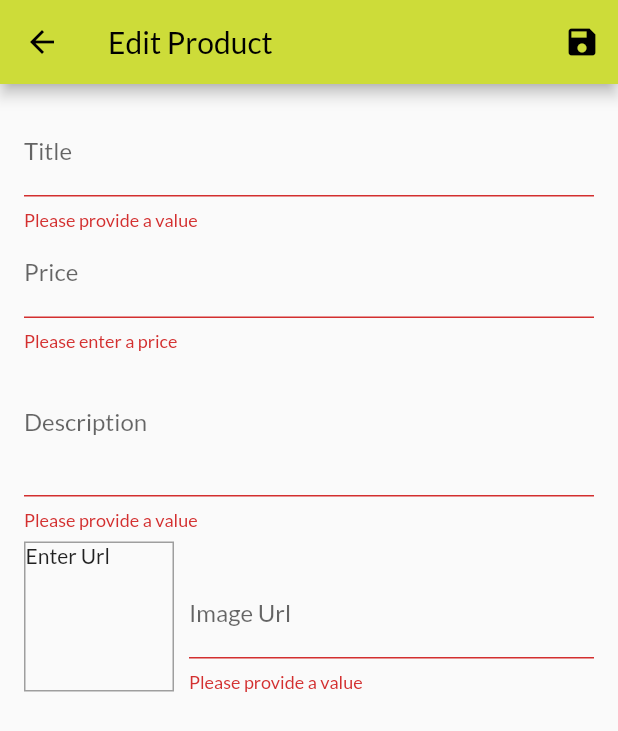
After one commit to asraavisena/shop-app, a Flutter app: the EditProduct screen opened by its route, after a tap on the "save" icon, on a phone screen of 412 x 824 dp. The commit adds this screen. Shown: the top 731 px of the screen. Run offline on Flutter 3.47's test engine with Material 2 defaults, Android fonts, the phone set to English and light mode, and no system bars; network calls fail.

Commit message:
add user input and add function for adding product

```diff
--- a/lib/main.dart
+++ b/lib/main.dart
@@ -8,6 +8,8 @@ import './providers/cart.dart';
 import './screens/product_detail.dart';
 import './providers/products.dart';
 import './screens/products_overview.dart';
+import './screens/user_products.dart';
+import './screens/edit_product.dart';
 
 void main() {
   runApp(const MyApp());
@@ -41,7 +43,9 @@ class MyApp extends StatelessWidget {
         routes: {
           ProductDetail.routeName: (ctx) => const ProductDetail(),
           CartScreen.routeName: (ctx) => const CartScreen(),
-          ordersscreen.Orders.routeName: (ctx) => const ordersscreen.Orders()
+          ordersscreen.Orders.routeName: (ctx) => const ordersscreen.Orders(),
+          UserProducts.routeName: (ctx) => const UserProducts(),
+          EditProduct.routeName: (ctx) => const EditProduct()
         },
       ),
     );
--- a/lib/providers/products.dart
+++ b/lib/providers/products.dart
@@ -66,8 +66,17 @@ class Products with ChangeNotifier {
     return _items.firstWhere((element) => element.id == id);
   }
 
-  void addProduct() {
+  void addProduct(Product product) {
     // _items.add(value);
+    final newProduct = Product(
+        id: DateTime.now().toString(),
+        title: product.title,
+        description: product.description,
+        price: product.price,
+        imageUrl: product.imageUrl);
+    _items.add(newProduct);
+    // ! OR
+    // _items.insert(0, newProduct); // at start of the list
     notifyListeners();
   }
 }
--- /dev/null
+++ b/lib/screens/edit_product.dart
@@ -0,0 +1,224 @@
+import 'package:flutter/material.dart';
+import 'package:provider/provider.dart';
+
+import '../providers/product.dart';
+import '../providers/products.dart';
+
+class EditProduct extends StatefulWidget {
+  static const routeName = '/edit-user-products';
+
+  const EditProduct({Key? key}) : super(key: key);
+
+  @override
+  _EditProductState createState() => _EditProductState();
+}
+
+class _EditProductState extends State<EditProduct> {
+  final _priceFocusNode = FocusNode();
+  final _descriptionFocusNode = FocusNode();
+  final _imageUrlController = TextEditingController();
+  final _imageFocusNode = FocusNode();
+  final _form = GlobalKey<FormState>();
+
+  var _editedProduct =
+      Product(id: '', title: '', description: '', price: 0, imageUrl: '');
+
+  // bool _hasImage = true;
+
+  @override
+  void initState() {
+    _imageFocusNode.addListener(_updateImageUrl);
+    super.initState();
+  }
+
+  void _updateImageUrl() {
+    if (!_imageFocusNode.hasFocus) {
+      setState(() {});
+    }
+  }
+
+  @override
+  void dispose() {
+    _imageFocusNode.removeListener(_updateImageUrl);
+    _priceFocusNode.dispose();
+    _descriptionFocusNode.dispose();
+    _imageUrlController.dispose();
+    _imageFocusNode.dispose();
+
+    super.dispose();
+  }
+
+  void _saveForm() {
+    // ! TRIGERRED VALIDATION
+    final isValid = _form.currentState!.validate();
+    if (!isValid) {
+      return;
+    }
+    // ! SAVE METHOD WILL TRIGGEERD TEXTFROMFIELD AND ADD VALUE
+    _form.currentState?.save();
+
+    Provider.of<Products>(context, listen: false).addProduct(_editedProduct);
+    Navigator.of(context).pop();
+  }
+
+  @override
+  Widget build(BuildContext context) {
+    // _imageUrlController.addListener(() {
+    //   setState(() {
+    //     _hasImage = _imageUrlController.text.isEmpty;
+    //   });
+    // });
+    // ! STANDALONE PAGE USE SCAFFOLD
+    return Scaffold(
+      appBar: AppBar(
+        title: const Text('Edit Product'),
+        actions: <Widget>[
+          IconButton(onPressed: _saveForm, icon: Icon(Icons.save))
+        ],
+      ),
+
+      // ! COLUMN + SINGLECHILD VIEW  BUAT LONG FORM
+      body: Form(
+          // ! MAKE STATE FOR ALL FORMFIELD
+          key: _form,
+          child: SingleChildScrollView(
+            child: Padding(
+              padding: const EdgeInsets.all(16),
+              child: Column(
+                children: <Widget>[
+                  TextFormField(
+                    decoration: const InputDecoration(
+                      labelText: 'Title',
+                    ),
+                    textInputAction: TextInputAction.next,
+                    onFieldSubmitted: (_) {
+                      FocusScope.of(context).requestFocus(_priceFocusNode);
+                    },
+                    onSaved: (value) {
+                      _editedProduct = Product(
+                          id: '',
+                          title: value as String,
+                          description: _editedProduct.description,
+                          price: _editedProduct.price,
+                          imageUrl: _editedProduct.imageUrl);
+                    },
+                    validator: (value) {
+                      if (value!.isEmpty) {
+                        return 'Please provide a value';
+                      } else {
+                        return null;
+                      }
+                    },
+                  ),
+                  TextFormField(
+                    decoration: const InputDecoration(
+                      labelText: 'Price',
+                    ),
+                    textInputAction: TextInputAction.next,
+                    keyboardType: TextInputType.number,
+                    focusNode: _priceFocusNode,
+                    onFieldSubmitted: (_) {
+                      FocusScope.of(context)
+                          .requestFocus(_descriptionFocusNode);
+                    },
+                    onSaved: (value) {
+                      _editedProduct = Product(
+                          id: '',
+                          title: _editedProduct.title,
+                          description: _editedProduct.description,
+                          price: double.parse(value as String),
+                          imageUrl: _editedProduct.imageUrl);
+                    },
+                    validator: (value) {
+                      if (value!.isEmpty) {
+                        return 'Please enter a price';
+                      }
+                      if (double.tryParse(value) == null) {
+                        return 'Please enter a valid number';
+                      }
+
+                      if (double.parse(value) <= 0) {
+                        return 'Please enter number greater than 0';
+                      }
+                      return null;
+                    },
+                  ),
+                  TextFormField(
+                    decoration: const InputDecoration(
+                      labelText: 'Description',
+                    ),
+                    maxLines: 3,
+                    keyboardType: TextInputType.multiline,
+                    focusNode: _descriptionFocusNode,
+                    // onFieldSubmitted: (_) {
+                    //   FocusScope.of(context).requestFocus(_priceFocusNode);
+                    // },
+                    onSaved: (value) {
+                      _editedProduct = Product(
+                          id: '',
+                          title: _editedProduct.title,
+                          description: value as String,
+                          price: _editedProduct.price,
+                          imageUrl: _editedProduct.imageUrl);
+                    },
+                    validator: (value) {
+                      if (value!.isEmpty) {
+                        return 'Please provide a value';
+                      } else {
+                        return null;
+                      }
+                    },
+                  ),
+                  Row(
+                    crossAxisAlignment: CrossAxisAlignment.end,
+                    children: <Widget>[
+                      Container(
+                        width: 100,
+                        height: 100,
+                        margin: const EdgeInsets.only(top: 8, right: 10),
+                        decoration: BoxDecoration(
+                          border: Border.all(width: 1, color: Colors.grey),
+                        ),
+                        child: _imageUrlController.text.isEmpty
+                            ? Text('Enter Url')
+                            : FittedBox(
+                                child: Image.network(_imageUrlController.text),
+                                fit: BoxFit.cover,
+                              ),
+                      ),
+                      // ! TEXTFORMFIELD WILL GET AS MUCH AS WIDTH THEY CAN GET
+                      Expanded(
+                        child: TextFormField(
+                          decoration:
+                              const InputDecoration(labelText: 'Image Url'),
+                          keyboardType: TextInputType.url,
+                          textInputAction: TextInputAction.done,
+                          controller: _imageUrlController,
+                          focusNode: _imageFocusNode,
+                          onFieldSubmitted: (_) => _saveForm(),
+                          onSaved: (value) {
+                            _editedProduct = Product(
+                                id: '',
+                                title: _editedProduct.title,
+                                description: _editedProduct.description,
+                                price: _editedProduct.price,
+                                imageUrl: value as String);
+                          },
+                          validator: (value) {
+                            if (value!.isEmpty) {
+                              return 'Please provide a value';
+                            } else {
+                              return null;
+                            }
+                          },
+                        ),
+                      ),
+                    ],
+                  )
+                ],
+              ),
+            ),
+          )),
+    );
+  }
+}
--- a/lib/screens/orders.dart
+++ b/lib/screens/orders.dart
@@ -15,7 +15,7 @@ class Orders extends StatelessWidget {
       appBar: AppBar(
         title: const Text('Your Order'),
       ),
-      drawer: AppDrawer(),
+      drawer: const AppDrawer(),
       body: ListView.builder(
           itemBuilder: (ctx, i) {
             return orderwidget.OrderItem(
--- a/lib/screens/products_overview.dart
+++ b/lib/screens/products_overview.dart
@@ -64,7 +64,7 @@ class _ProductsOverviewState extends State<ProductsOverview> {
           ),
         ],
       ),
-      drawer: AppDrawer(),
+      drawer: const AppDrawer(),
       body: ProductsGrid(showFav: _showOnlyFavourites),
     );
     return scaffold;
--- a/lib/widgets/app_drawer.dart
+++ b/lib/widgets/app_drawer.dart
@@ -1,4 +1,7 @@
 import 'package:flutter/material.dart';
+
+import '../screens/orders.dart';
+import '../screens/user_products.dart';
 
 class AppDrawer extends StatelessWidget {
   const AppDrawer({Key? key}) : super(key: key);
@@ -9,23 +12,32 @@ class AppDrawer extends StatelessWidget {
       child: Column(
         children: <Widget>[
           AppBar(
-            title: Text('Hello Friends!!'),
+            title: const Text('Hello Friends!!'),
             automaticallyImplyLeading: false,
           ),
           const Divider(),
           ListTile(
-            leading: Icon(Icons.shop),
-            title: Text('Shop'),
+            leading: const Icon(Icons.shop),
+            title: const Text('Shop'),
             onTap: () {
               Navigator.of(context).pushReplacementNamed('/');
             },
           ),
           const Divider(),
           ListTile(
-            leading: Icon(Icons.payment),
-            title: Text('Orders'),
+            leading: const Icon(Icons.payment),
+            title: const Text('Orders'),
             onTap: () {
-              Navigator.of(context).pushReplacementNamed('/orders');
+              Navigator.of(context).pushReplacementNamed(Orders.routeName);
+            },
+          ),
+          const Divider(),
+          ListTile(
+            leading: const Icon(Icons.edit),
+            title: const Text('Manage Products'),
+            onTap: () {
+              Navigator.of(context)
+                  .pushReplacementNamed(UserProducts.routeName);
             },
           ),
         ],
```
Also changed, not shown: lib/providers/cart.dart (+18 -0 lines), lib/screens/user_products.dart (added, +47 -0 lines), lib/widgets/cart_item.dart (+23 -0 lines), lib/widgets/order_item.dart (+4 -4 lines), lib/widgets/product_item.dart (+14 -0 lines), lib/widgets/user_product_item.dart (added, +40 -0 lines).
